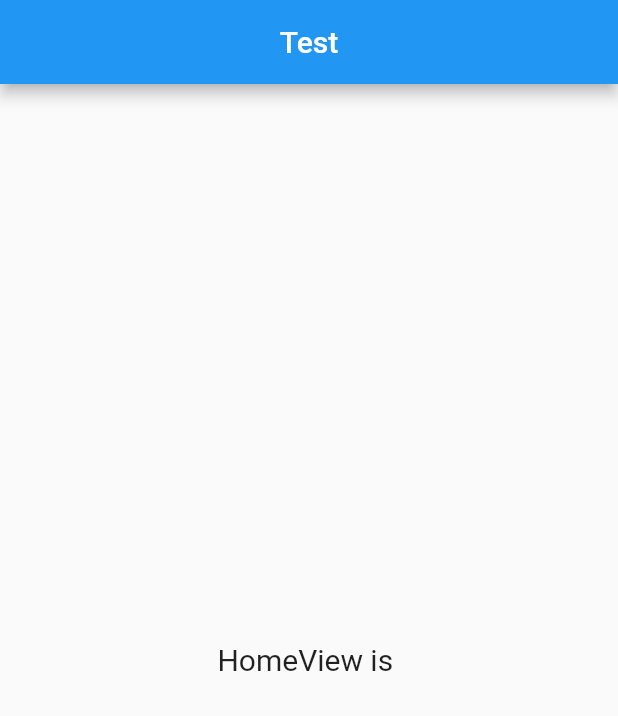
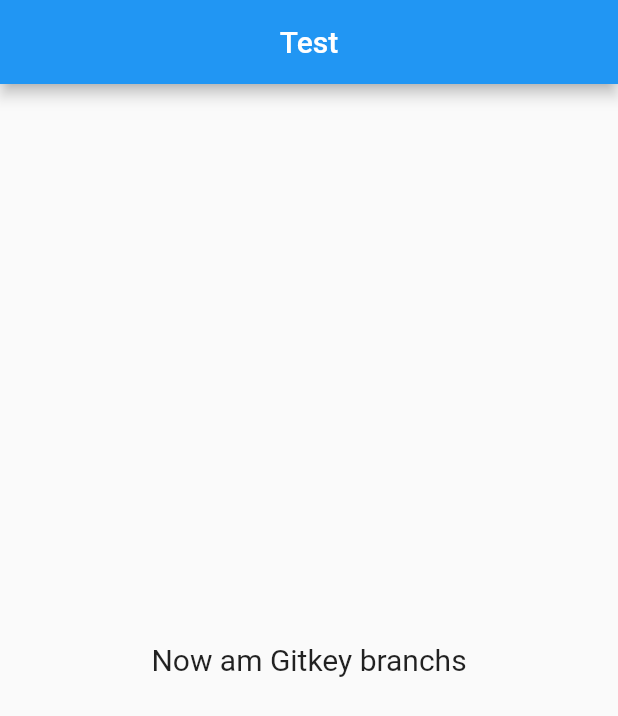
Before and after one commit to cg-MohammedSaliya/gittesttwo, a Flutter app: the screen it shows after launch, on a phone screen of 412 x 824 dp. Shown: the top 716 px of the screen. Run offline on Flutter 3.47's test engine with Material 2 defaults, Android fonts, the phone set to English and light mode, and no system bars; our stand-ins replace get.

Commit message:
Now am Gitkey branchs

```diff
--- a/lib/app/modules/home/views/home_view.dart
+++ b/lib/app/modules/home/views/home_view.dart
@@ -5,6 +5,7 @@ import 'package:get/get.dart';
 import '../controllers/home_controller.dart';
 
 class HomeView extends GetView<HomeController> {
+
   const HomeView({Key? key}) : super(key: key);
 
   @override
@@ -16,7 +17,7 @@ class HomeView extends GetView<HomeController> {
       ),
       body: const Center(
         child: Text(
-          'HomeView is ',
+          'Now am Gitkey branchs',
           style: TextStyle(fontSize: 20),
         ),
       ),
```
